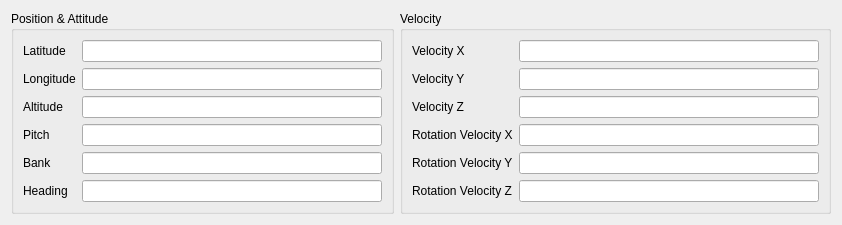
This is src/UserInterface/src/Widgets/AircraftWidget.ui in till213/SkyDolly as Qt 5 draws it before an edit. The edited form follows.
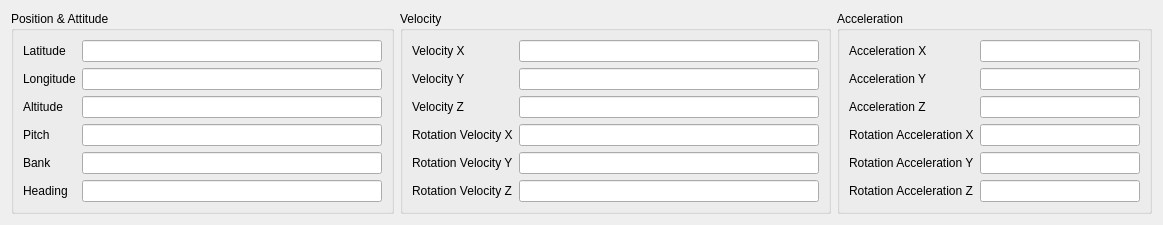
This is the edited form.

Commit message:
Support cowl flaps and rotation acceleration sim vars.
- Update *.simvars format: add "is string" attribute (MSFS SDK 0.12)

The edit to the form file:
```diff
--- a/src/UserInterface/src/Widgets/AircraftWidget.ui
+++ b/src/UserInterface/src/Widgets/AircraftWidget.ui
@@ -293,6 +293,141 @@
      </layout>
     </widget>
    </item>
+   <item row="0" column="2">
+    <widget class="QGroupBox" name="groupBox_7">
+     <property name="minimumSize">
+      <size>
+       <width>0</width>
+       <height>0</height>
+      </size>
+     </property>
+     <property name="title">
+      <string>Acceleration</string>
+     </property>
+     <layout class="QFormLayout" name="formLayout_6">
+      <item row="0" column="0">
+       <widget class="QLabel" name="label_15">
+        <property name="text">
+         <string>Acceleration X</string>
+        </property>
+       </widget>
+      </item>
+      <item row="0" column="1">
+       <widget class="QLineEdit" name="accelerationXLineEdit">
+        <property name="minimumSize">
+         <size>
+          <width>160</width>
+          <height>0</height>
+         </size>
+        </property>
+        <property name="readOnly">
+         <bool>true</bool>
+        </property>
+       </widget>
+      </item>
+      <item row="1" column="0">
+       <widget class="QLabel" name="label_16">
+        <property name="text">
+         <string>Acceleration Y</string>
+        </property>
+       </widget>
+      </item>
+      <item row="1" column="1">
+       <widget class="QLineEdit" name="accelerationYLineEdit">
+        <property name="minimumSize">
+         <size>
+          <width>160</width>
+          <height>0</height>
+         </size>
+        </property>
+        <property name="readOnly">
+         <bool>true</bool>
+        </property>
+       </widget>
+      </item>
+      <item row="2" column="0">
+       <widget class="QLabel" name="label_17">
+        <property name="text">
+         <string>Acceleration Z</string>
+        </property>
+       </widget>
+      </item>
+      <item row="2" column="1">
+       <widget class="QLineEdit" name="accelerationZLineEdit">
+        <property name="minimumSize">
+         <size>
+          <width>160</width>
+          <height>0</height>
+         </size>
+        </property>
+        <property name="readOnly">
+         <bool>true</bool>
+        </property>
+       </widget>
+      </item>
+      <item row="3" column="0">
+       <widget class="QLabel" name="label_31">
+        <property name="text">
+         <string>Rotation Acceleration X</string>
+        </property>
+       </widget>
+      </item>
+      <item row="3" column="1">
+       <widget class="QLineEdit" name="rotationAccelerationXLineEdit">
+        <property name="minimumSize">
+         <size>
+          <width>160</width>
+          <height>0</height>
+         </size>
+        </property>
+        <property name="readOnly">
+         <bool>true</bool>
+        </property>
+       </widget>
+      </item>
+      <item row="4" column="0">
+       <widget class="QLabel" name="label_32">
+        <property name="text">
+         <string>Rotation Acceleration Y</string>
+        </property>
+       </widget>
+      </item>
+      <item row="4" column="1">
+       <widget class="QLineEdit" name="rotationAccelerationYLineEdit">
+        <property name="minimumSize">
+         <size>
+          <width>160</width>
+          <height>0</height>
+         </size>
+        </property>
+        <property name="readOnly">
+         <bool>true</bool>
+        </property>
+       </widget>
+      </item>
+      <item row="5" column="0">
+       <widget class="QLabel" name="label_33">
+        <property name="text">
+         <string>Rotation Acceleration Z</string>
+        </property>
+       </widget>
+      </item>
+      <item row="5" column="1">
+       <widget class="QLineEdit" name="rotationAccelerationZLineEdit">
+        <property name="minimumSize">
+         <size>
+          <width>160</width>
+          <height>0</height>
+         </size>
+        </property>
+        <property name="readOnly">
+         <bool>true</bool>
+        </property>
+       </widget>
+      </item>
+     </layout>
+    </widget>
+   </item>
   </layout>
  </widget>
  <resources/>
```
The commit also changes 10 other files.
